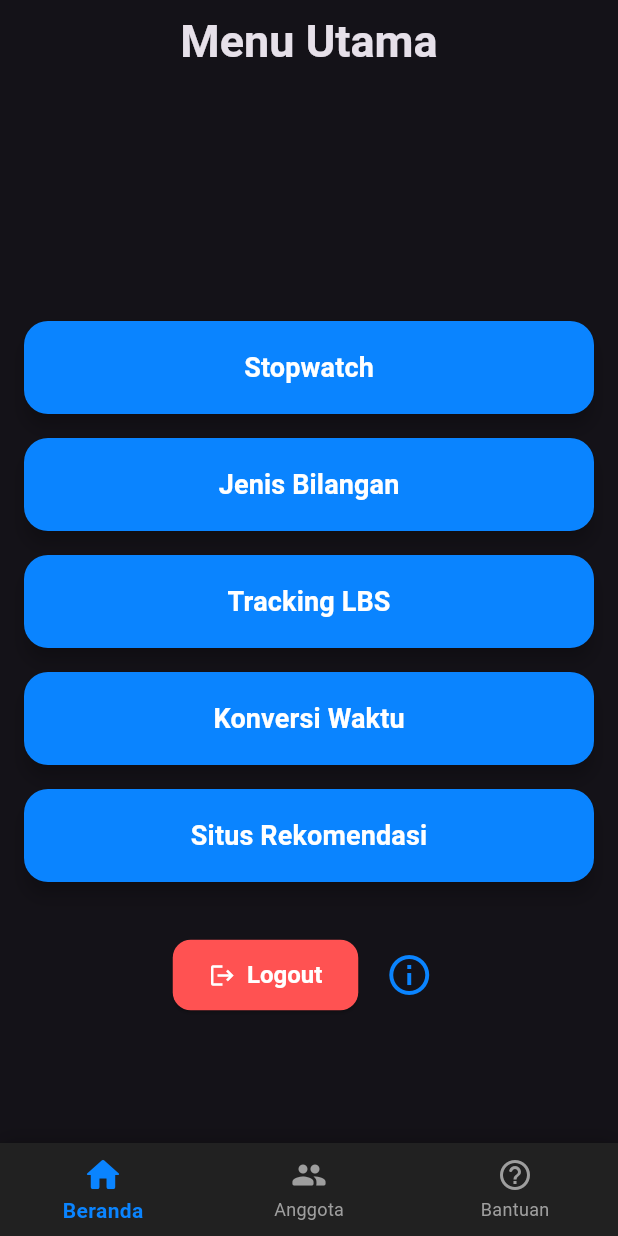
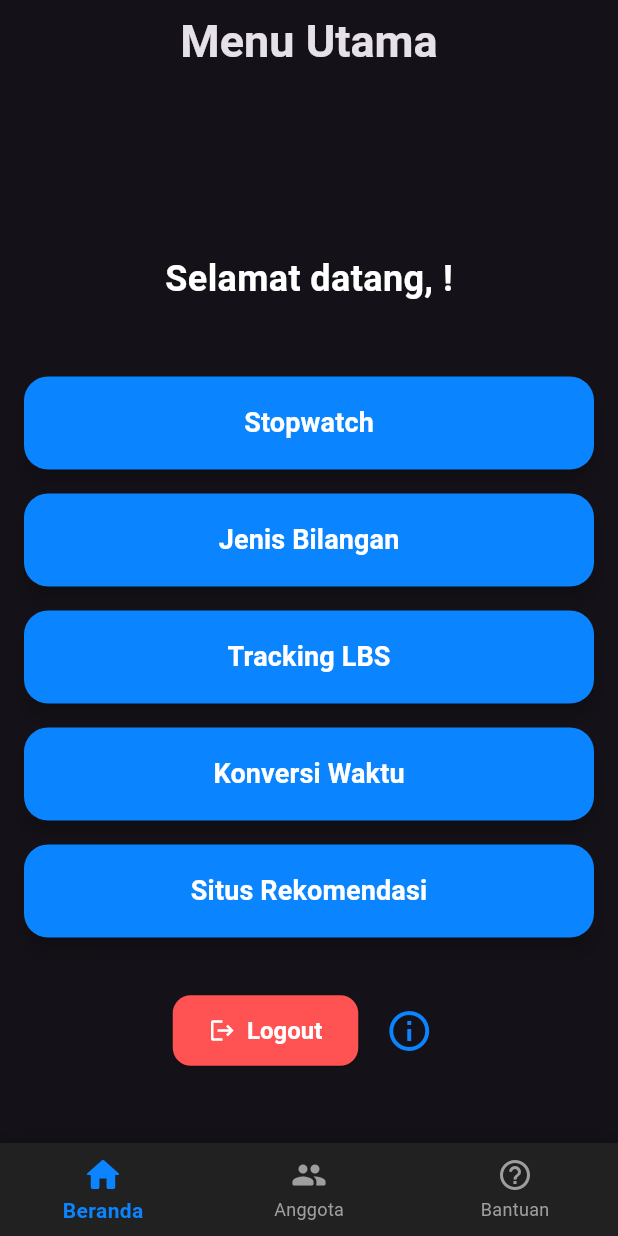
Before and after one commit to nopeakbar/111_114_129_Aplikasi-Gacor-Fufufafa.ai, a Flutter app: the screen it shows after launch, after a tap on "Login", on a phone screen of 412 x 824 dp. Run offline on Flutter 3.47's test engine with Material 3 defaults, Android fonts, the phone set to English and light mode, and no system bars; our stand-ins replace flutter_map, geolocator, latlong2.

Commit message:
perhaps all done

```diff
--- a/lib/bantuan_page.dart
+++ b/lib/bantuan_page.dart
@@ -6,7 +6,6 @@ class BantuanPage extends StatelessWidget {
 
   @override
   Widget build(BuildContext context) {
-    // List of help items
     final List<Map<String, String>> helpItems = [
       {
         "title": "Login",
@@ -56,12 +55,10 @@ class BantuanPage extends StatelessWidget {
           ),
           centerTitle: true,
           actions: [
-            // Adding logout button to the AppBar
             IconButton(
               icon: const Icon(Icons.logout, color: Colors.white),
               tooltip: 'Logout',
               onPressed: () {
-                // Logout: kembali ke login dan hapus session
                 Navigator.pushAndRemoveUntil(
                   context,
                   MaterialPageRoute(builder: (_) => const LoginPage()),
--- a/lib/daftar_anggota_page.dart
+++ b/lib/daftar_anggota_page.dart
@@ -6,7 +6,6 @@ class DaftarAnggotaPage extends StatelessWidget {
 
   @override
   Widget build(BuildContext context) {
-    // Static list of members with image paths
     final List<Map<String, String>> anggota = [
       {
         "nama": "Abednego Baharaja Silalahi",
@@ -92,7 +91,6 @@ class DaftarAnggotaPage extends StatelessWidget {
                   ),
                 ),
                 onTap: () {
-                  // Navigasi ke halaman DetailAnggotaPage ketika item diklik
                   Navigator.push(
                     context,
                     MaterialPageRoute(
--- a/lib/home_page.dart
+++ b/lib/home_page.dart
@@ -7,7 +7,9 @@ import 'package:bikinaplikasi/login_page.dart';
 import 'package:bikinaplikasi/sistem_rekomendasi_page.dart';
 
 class HomePage extends StatelessWidget {
-  const HomePage({super.key});
+  final String username;
+
+  const HomePage({super.key, required this.username});
 
   @override
   Widget build(BuildContext context) {
@@ -26,6 +28,15 @@ class HomePage extends StatelessWidget {
           child: Column(
             mainAxisAlignment: MainAxisAlignment.center,
             children: [
+              Text(
+                'Selamat datang, $username!',
+                style: const TextStyle(
+                  fontSize: 24,
+                  fontWeight: FontWeight.bold,
+                  color: Colors.white,
+                ),
+              ),
+              const SizedBox(height: 20),              const SizedBox(height: 20),
               _buildMenuButton(context, "Stopwatch", const StopwatchPage()),
               _buildMenuButton(
                 context,
--- a/lib/login_page.dart
+++ b/lib/login_page.dart
@@ -12,17 +12,17 @@ class _LoginPageState extends State<LoginPage> {
   String username = "";
   String password = "";
 
-  // Add a map of valid username/password combinations
   final Map<String, String> validCredentials = {
     "fufufafa": "okegas",
     "wow": "wow",
-    "": "", // Keep the empty credentials for backwards compatibility
+    "": "",
+    "vino": "vino123",
   };
 
   @override
   Widget build(BuildContext context) {
     return Theme(
-      data: ThemeData.dark(), // biar background sama kayak Stopwatch
+      data: ThemeData.dark(),
       child: SafeArea(
         child: Scaffold(
           body: Center(
@@ -110,12 +110,11 @@ class _LoginPageState extends State<LoginPage> {
         shape: RoundedRectangleBorder(borderRadius: BorderRadius.circular(12)),
       ),
       onPressed: () {
-        // Check if the entered credentials are valid
         if (validCredentials.containsKey(username) &&
             validCredentials[username] == password) {
           Navigator.pushReplacement(
             context,
-            MaterialPageRoute(builder: (context) => const MainNavigation()),
+            MaterialPageRoute(builder: (context) => MainNavigation(username: username)),
           );
         } else {
           const text = "Login failed! Please check your username and password.";
--- a/lib/main.dart
+++ b/lib/main.dart
@@ -8,7 +8,6 @@ void main() {
 class MyApp extends StatelessWidget {
   const MyApp({super.key});
 
-  // This widget is the root of your application.
   @override
   Widget build(BuildContext context) {
     return MaterialApp(
--- a/lib/main_navigation.dart
+++ b/lib/main_navigation.dart
@@ -4,7 +4,9 @@ import 'daftar_anggota_page.dart';
 import 'bantuan_page.dart';
 
 class MainNavigation extends StatefulWidget {
-  const MainNavigation({super.key});
+  final String username;
+
+  const MainNavigation({super.key, required this.username});
 
   @override
   State<MainNavigation> createState() => _MainNavigationState();
@@ -13,14 +15,6 @@ class MainNavigation extends StatefulWidget {
 class _MainNavigationState extends State<MainNavigation> {
   int _selectedIndex = 0;
 
-  // Halaman yang akan ditampilkan berdasarkan pilihan
-  final List<Widget> _pages = [
-    const HomePage(),
-    const DaftarAnggotaPage(),
-    const BantuanPage(),
-  ];
-
-  // Fungsi untuk menangani saat item BottomNavigationBar dipilih
   void _onItemTapped(int index) {
     setState(() {
       _selectedIndex = index;
@@ -29,8 +23,14 @@ class _MainNavigationState extends State<MainNavigation> {
 
   @override
   Widget build(BuildContext context) {
+    final List<Widget> pages = [
+      HomePage(username: widget.username),
+      const DaftarAnggotaPage(),
+      const BantuanPage(),
+    ];
+
     return Scaffold(
-      body: _pages[_selectedIndex], // Halaman yang ditampilkan
+      body: pages[_selectedIndex],
       bottomNavigationBar: Container(
         decoration: BoxDecoration(
           boxShadow: [
@@ -72,8 +72,7 @@ class _MainNavigationState extends State<MainNavigation> {
           ],
         ),
       ),
-      extendBody:
-          true, // Membuat agar body tidak tertutup oleh bottom navigation bar
+      extendBody: true,
     );
   }
 }
--- a/lib/stopwatch.dart
+++ b/lib/stopwatch.dart
@@ -115,7 +115,7 @@ class _StopwatchPageState extends State<StopwatchPage> {
                   ElevatedButton(
                     onPressed: _stopwatch.isRunning ? null : _start,
                     style: ElevatedButton.styleFrom(
-                      foregroundColor: Colors.orange, // teks warna oranye
+                      foregroundColor: Colors.orange,
                     ),
                     child: const Text("Start"),
                   ),
```
Also changed, not shown: lib/jenis_bilangan_page.dart (+3 -5 lines), lib/konversi_waktu.dart (+4 -9 lines), lib/lbs.dart (+5 -9 lines), lib/sistem_rekomendasi_page.dart (+0 -7 lines).
